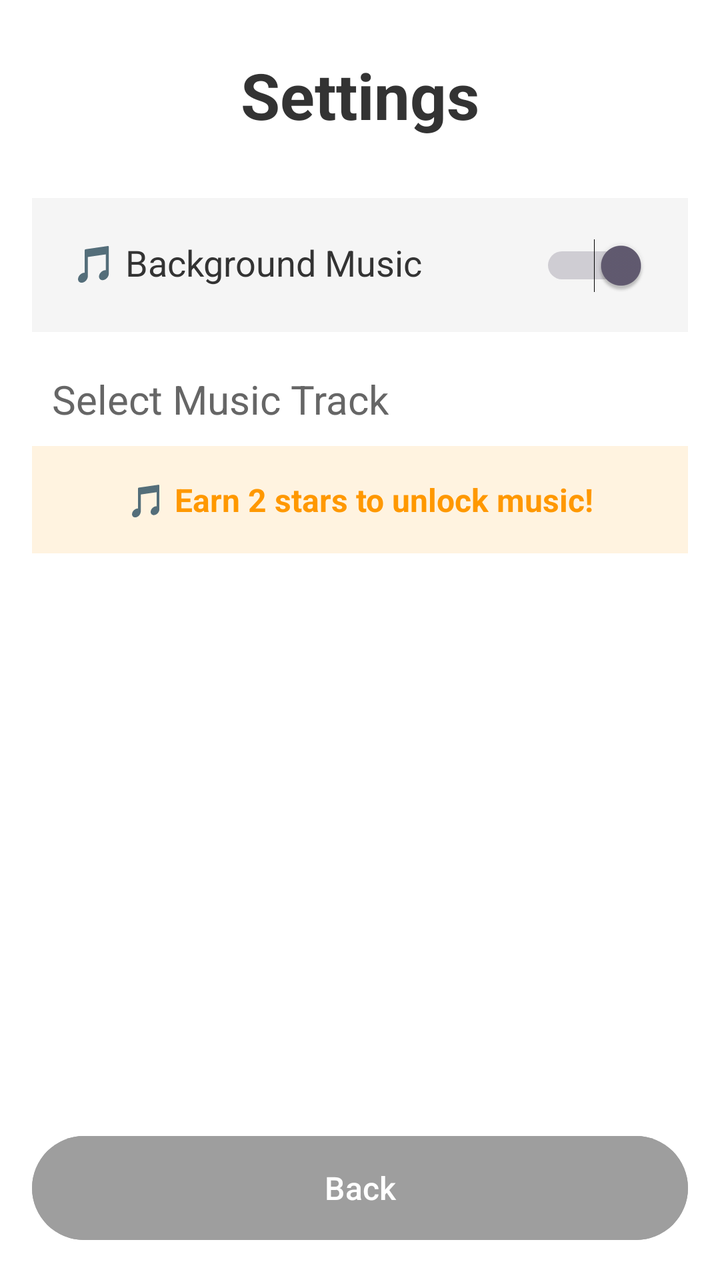
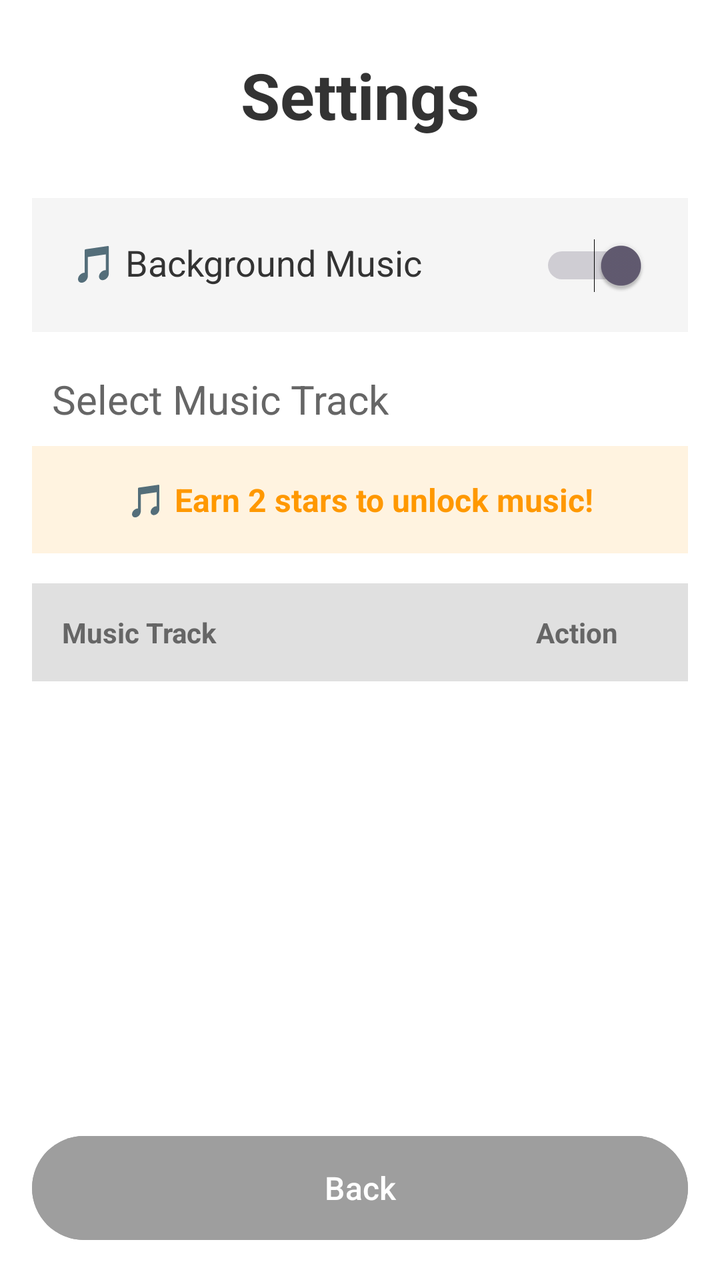

Before-and-after screenshots of an Android layout around one commit, followed by the original layout XML and the change that was made.
<!-- AndroidManifest.xml: application theme Theme.Slidr -->
<!-- res/layout/activity_settings.xml -->
<?xml version="1.0" encoding="utf-8"?>
<LinearLayout xmlns:android="http://schemas.android.com/apk/res/android"
    android:layout_width="match_parent"
    android:layout_height="match_parent"
    android:orientation="vertical"
    android:background="#FFFFFF"
    android:padding="16dp">

    <TextView
        android:id="@+id/tvSettingsTitle"
        android:layout_width="wrap_content"
        android:layout_height="wrap_content"
        android:text="Settings"
        android:textSize="32sp"
        android:textColor="#333333"
        android:textStyle="bold"
        android:layout_gravity="center"
        android:layout_marginTop="10dp"
        android:layout_marginBottom="30dp"/>

    <LinearLayout
        android:layout_width="match_parent"
        android:layout_height="wrap_content"
        android:orientation="horizontal"
        android:padding="20dp"
        android:background="#F5F5F5"
        android:layout_marginBottom="20dp">

        <TextView
            android:layout_width="0dp"
            android:layout_height="wrap_content"
            android:layout_weight="1"
            android:text="🎵 Background Music"
            android:textSize="18sp"
            android:textColor="#333333"
            android:gravity="center_vertical"/>

        <Switch
            android:id="@+id/switchMusic"
            android:layout_width="wrap_content"
            android:layout_height="wrap_content"
            android:checked="true"/>

    </LinearLayout>

    <TextView
        android:layout_width="wrap_content"
        android:layout_height="wrap_content"
        android:text="Select Music Track"
        android:textSize="20sp"
        android:textColor="#666666"
        android:layout_marginBottom="10dp"
        android:paddingStart="10dp"/>

    <TextView
        android:id="@+id/tvUnlockHint"
        android:layout_width="match_parent"
        android:layout_height="wrap_content"
        android:text="🎵 Earn 2 stars to unlock music!"
        android:textSize="16sp"
        android:textColor="#FF9800"
        android:textStyle="bold"
        android:textAlignment="center"
        android:padding="16dp"
        android:background="#FFF3E0"
        android:layout_marginBottom="15dp"
        android:visibility="visible"/>

    <ScrollView
        android:layout_width="match_parent"
        android:layout_height="0dp"
        android:layout_weight="1">

        <RadioGroup
            android:id="@+id/radioGroupMusic"
            android:layout_width="match_parent"
            android:layout_height="wrap_content"
            android:orientation="vertical"
            android:padding="10dp"/>

    </ScrollView>

    <Button
        android:id="@+id/btnBack"
        android:layout_width="match_parent"
        android:layout_height="60dp"
        android:text="Back"
        android:textSize="16sp"
        android:layout_marginTop="10dp"
        android:backgroundTint="#9E9E9E"/>

</LinearLayout>
<!-- resources referenced by this layout -->
<resources>
  <style name="Theme.Slidr" parent="Base.Theme.Slidr" />
  <style name="Base.Theme.Slidr" parent="Theme.Material3.DayNight.NoActionBar">
          
          
      </style>
</resources>

<!-- the commit's change to res/layout/activity_settings.xml (unified diff, before → after) -->
@@ -66,17 +66,44 @@
         android:layout_marginBottom="15dp"
         android:visibility="visible"/>
 
+    
+    <LinearLayout
+        android:layout_width="match_parent"
+        android:layout_height="wrap_content"
+        android:orientation="horizontal"
+        android:background="#E0E0E0"
+        android:padding="15dp">
+
+        <TextView
+            android:layout_width="0dp"
+            android:layout_height="wrap_content"
+            android:layout_weight="1"
+            android:text="Music Track"
+            android:textSize="14sp"
+            android:textColor="#666666"
+            android:textStyle="bold"/>
+
+        <TextView
+            android:layout_width="wrap_content"
+            android:layout_height="wrap_content"
+            android:text="Action"
+            android:textSize="14sp"
+            android:textColor="#666666"
+            android:textStyle="bold"
+            android:paddingEnd="20dp"/>
+
+    </LinearLayout>
+
     <ScrollView
         android:layout_width="match_parent"
         android:layout_height="0dp"
         android:layout_weight="1">
 
-        <RadioGroup
-            android:id="@+id/radioGroupMusic"
+        <LinearLayout
+            android:id="@+id/musicTracksContainer"
             android:layout_width="match_parent"
             android:layout_height="wrap_content"
-            android:orientation="vertical"
-            android:padding="10dp"/>
+            android:orientation="vertical"/>
 
     </ScrollView>
 
